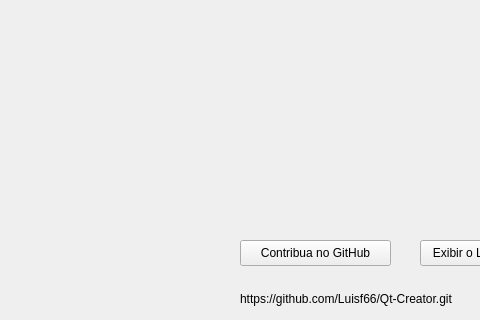
Luisf66/Qt-Creator, file mainwindow.ui: the form before one commit; both pictures show x 0 to 480 and y 0 to 320 of the 800 by 600 pixel window.
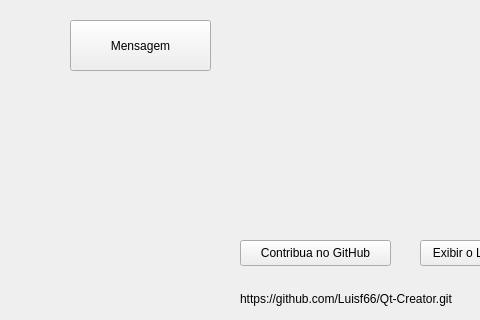
The form after the commit.

Commit message: Adição de caixa de mensagens

```diff
--- a/mainwindow.ui
+++ b/mainwindow.ui
@@ -66,6 +66,19 @@
      <string>Fechar Guia</string>
     </property>
    </widget>
+   <widget class="QPushButton" name="pushButton_4">
+    <property name="geometry">
+     <rect>
+      <x>70</x>
+      <y>20</y>
+      <width>141</width>
+      <height>51</height>
+     </rect>
+    </property>
+    <property name="text">
+     <string>Mensagem</string>
+    </property>
+   </widget>
   </widget>
   <widget class="QMenuBar" name="menubar">
    <property name="geometry">
```
The commit also changes 2 other files.
